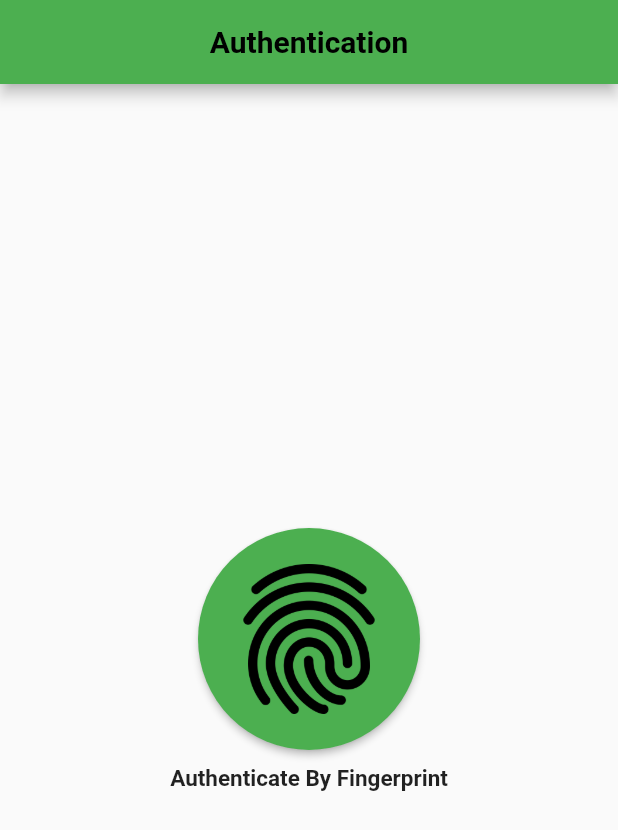
After one commit to bashiryousufy/SSE3151_project, a Flutter app: the screen it shows after launch, on a phone screen of 412 x 824 dp. The commit adds this screen. Shown: the top 830 px of the screen. Run offline on Flutter 3.47's test engine with Material 2 defaults, Android fonts, the phone set to English and light mode, and no system bars.

Commit message:
fixed project structure

```diff
--- /dev/null
+++ b/lib/Screens/auth_screen.dart
@@ -0,0 +1,51 @@
+import 'package:flutter/material.dart';
+
+class AuthenticateScreen extends StatelessWidget {
+  const AuthenticateScreen({Key? key}) : super(key: key);
+
+  @override
+  Widget build(BuildContext context) {
+    return Scaffold(
+      appBar: AppBar(
+        title: Text("Authentication"),
+        centerTitle: true,
+        backgroundColor: Colors.green,
+        titleTextStyle: TextStyle(
+          color: Colors.black,
+          fontSize: 20,
+          fontWeight: FontWeight.bold,
+        ),
+      ),
+      body: Center(
+        child: Column(
+          mainAxisAlignment: MainAxisAlignment.center,
+          children: [
+            ElevatedButton(
+              style: ElevatedButton.styleFrom(
+                shape: CircleBorder(),
+                padding: EdgeInsets.all(24),
+                primary: Colors.green,
+              ),
+              onPressed: () {},
+              child: Image.asset(
+                "assets/fingerprint.png",
+                width: 100,
+                height: 100,
+              ),
+            ),
+            SizedBox(
+              height: 10,
+            ),
+            Text(
+              "Authenticate By Fingerprint",
+              style: TextStyle(
+                fontSize: 15,
+                fontWeight: FontWeight.bold,
+              ),
+            )
+          ],
+        ),
+      ),
+    );
+  }
+}
--- a/lib/main.dart
+++ b/lib/main.dart
@@ -1,60 +1,22 @@
 import 'package:flutter/material.dart';
+import 'package:project/Screens/auth_screen.dart';
 
 void main(List<String> args) {
-  runApp(Authentication());
+  runApp(MyApp());
 }
 
-class Authentication extends StatefulWidget {
+class MyApp extends StatefulWidget {
+  const MyApp({Key? key}) : super(key: key);
+
   @override
-  _AuthenticationState createState() => _AuthenticationState();
+  State<MyApp> createState() => _MyAppState();
 }
 
-class _AuthenticationState extends State<Authentication> {
+class _MyAppState extends State<MyApp> {
   @override
   Widget build(BuildContext context) {
     return MaterialApp(
-      home: Scaffold(
-        appBar: AppBar(
-          title: Text("Authentication"),
-          centerTitle: true,
-          backgroundColor: Colors.green,
-          titleTextStyle: TextStyle(
-            color: Colors.black,
-            fontSize: 20,
-            fontWeight: FontWeight.bold,
-          ),
-        ),
-        body: Center(
-          child: Column(
-            mainAxisAlignment: MainAxisAlignment.center,
-            children: [
-              ElevatedButton(
-                style: ElevatedButton.styleFrom(
-                  shape: CircleBorder(),
-                  padding: EdgeInsets.all(24),
-                  primary: Colors.green,
-                ),
-                onPressed: () {},
-                child: Image.asset(
-                  "assets/fingerprint.png",
-                  width: 100,
-                  height: 100,
-                ),
-              ),
-              SizedBox(
-                height: 10,
-              ),
-              Text(
-                "Authenticate By Fingerprint",
-                style: TextStyle(
-                  fontSize: 15,
-                  fontWeight: FontWeight.bold,
-                ),
-              )
-            ],
-          ),
-        ),
-      ),
+      home: AuthenticateScreen(),
     );
   }
 }
```
Also changed, not shown: 1 other file.
